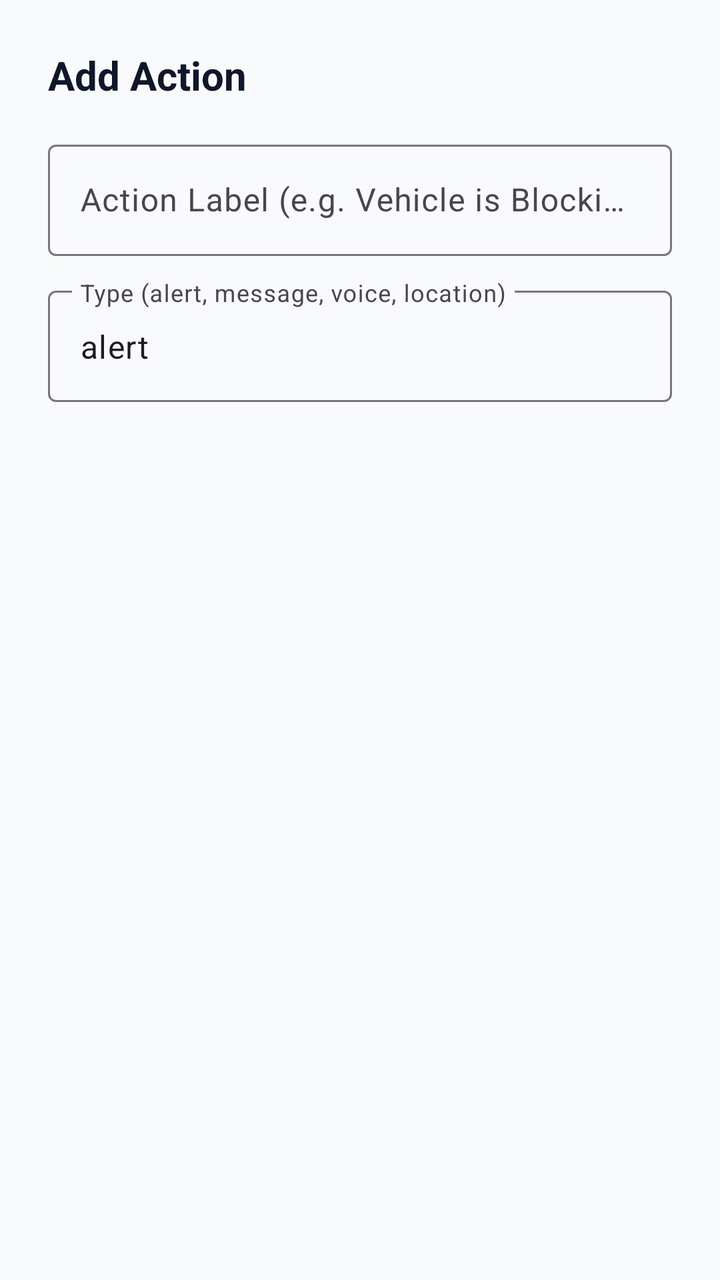
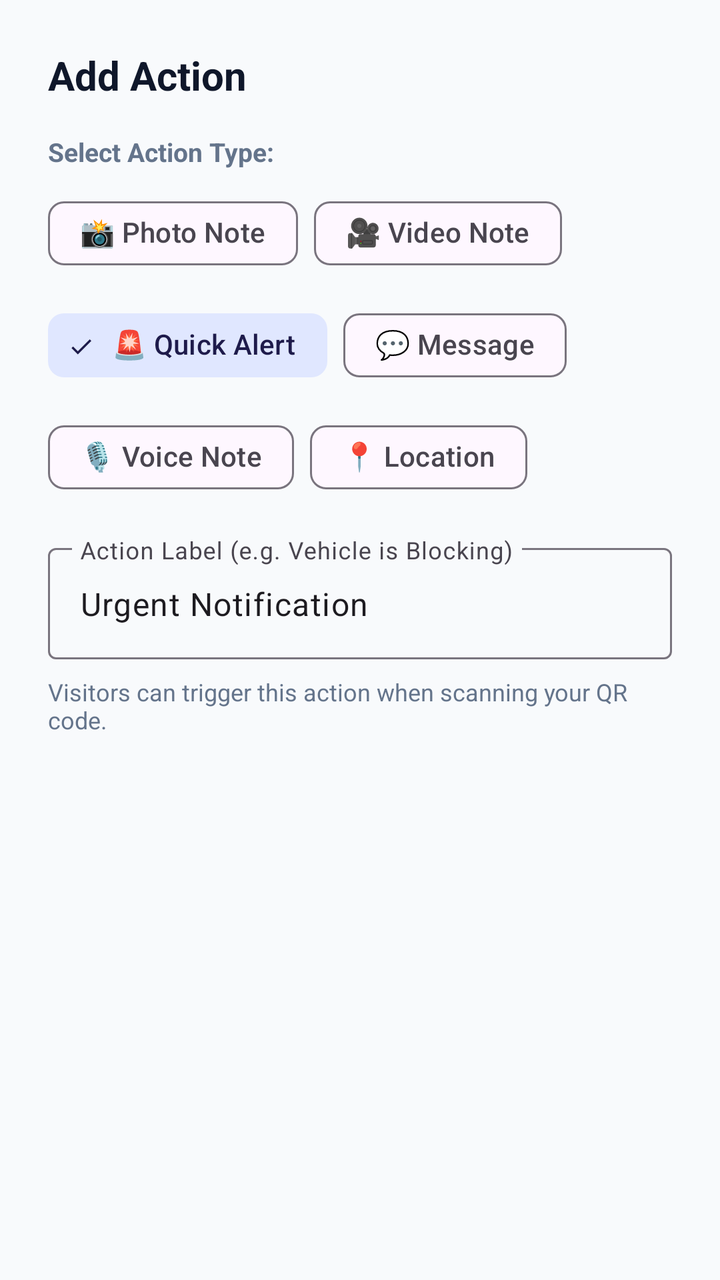

Before-and-after screenshots of an Android layout around one commit, followed by the original layout XML and the change that was made.
<!-- AndroidManifest.xml: application theme Theme.QRConnect -->
<!-- res/layout/dialog_add_action.xml -->
<?xml version="1.0" encoding="utf-8"?>
<LinearLayout xmlns:android="http://schemas.android.com/apk/res/android"
    android:layout_width="match_parent"
    android:layout_height="wrap_content"
    android:orientation="vertical"
    android:padding="24dp">

    <TextView
        android:layout_width="wrap_content"
        android:layout_height="wrap_content"
        android:layout_marginBottom="16dp"
        android:text="@string/add_action"
        android:textColor="@color/on_surface"
        android:textSize="20sp"
        android:textStyle="bold" />

    <com.google.android.material.textfield.TextInputLayout
        style="@style/Widget.Material3.TextInputLayout.OutlinedBox"
        android:layout_width="match_parent"
        android:layout_height="wrap_content"
        android:layout_marginBottom="12dp"
        android:hint="@string/action_label_hint">

        <com.google.android.material.textfield.TextInputEditText
            android:id="@+id/etActionLabel"
            android:layout_width="match_parent"
            android:layout_height="wrap_content"
            android:inputType="textCapSentences" />
    </com.google.android.material.textfield.TextInputLayout>

    <com.google.android.material.textfield.TextInputLayout
        style="@style/Widget.Material3.TextInputLayout.OutlinedBox"
        android:layout_width="match_parent"
        android:layout_height="wrap_content"
        android:hint="@string/action_type_hint">

        <com.google.android.material.textfield.TextInputEditText
            android:id="@+id/etActionType"
            android:layout_width="match_parent"
            android:layout_height="wrap_content"
            android:inputType="text"
            android:text="alert" />
    </com.google.android.material.textfield.TextInputLayout>
</LinearLayout>
<!-- resources referenced by this layout -->
<resources>
  <color name="on_surface">#0F172A</color>
  <string name="action_label_hint">Action Label (e.g. Vehicle is Blocking)</string>
  <string name="action_type_hint">Type (alert, message, voice, location)</string>
  <string name="add_action">Add Action</string>
  <style name="Theme.QRConnect" parent="Theme.Material3.DayNight.NoActionBar">
          <item name="colorPrimary">@color/primary</item>
          <item name="colorPrimaryDark">@color/primary_dark</item>
          <item name="colorSecondary">@color/secondary</item>
          <item name="colorSecondaryContainer">@color/secondary_container</item>
          <item name="colorOnSecondaryContainer">@color/on_secondary_container</item>
          
          <item name="android:statusBarColor">@color/surface</item>
          <item name="android:windowLightStatusBar">true</item>
          <item name="android:colorBackground">@color/background</item>
          <item name="android:fitsSystemWindows">true</item>
  
          
          <item name="bottomNavigationStyle">@style/Widget.App.BottomNavigationView</item>
      </style>
  <color name="primary">#4F46E5</color>
  <color name="primary_dark">#4338CA</color>
  <color name="secondary">#6366F1</color>
  <color name="secondary_container">#E0E7FF</color>
  <color name="on_secondary_container">#1E1B4B</color>
  <color name="surface">#FFFFFF</color>
  <color name="background">#F8FAFC</color>
  <style name="Widget.App.BottomNavigationView" parent="Widget.Material3.BottomNavigationView">
          <item name="backgroundTint">@color/surface</item>
          <item name="itemIconTint">@color/selector_nav_icon</item>
          <item name="itemTextColor">@color/selector_nav_icon</item>
          <item name="itemActiveIndicatorStyle">@style/Widget.App.NavIndicator</item>
          <item name="elevation">8dp</item>
      </style>
  <style name="Widget.App.NavIndicator" parent="Widget.Material3.BottomNavigationView.ActiveIndicator">
          <item name="android:color">@color/primary_container</item>
      </style>
  <color name="primary_container">#EEF2FF</color>
</resources>

<!-- the commit's change to res/layout/dialog_add_action.xml (unified diff, before → after) -->
@@ -1,5 +1,6 @@
 <?xml version="1.0" encoding="utf-8"?>
 <LinearLayout xmlns:android="http://schemas.android.com/apk/res/android"
+    xmlns:app="http://schemas.android.com/apk/res-auto"
     android:layout_width="match_parent"
     android:layout_height="wrap_content"
     android:orientation="vertical"
@@ -14,31 +15,87 @@
         android:textSize="20sp"
         android:textStyle="bold" />
 
+    <TextView
+        android:layout_width="wrap_content"
+        android:layout_height="wrap_content"
+        android:layout_marginBottom="8dp"
+        android:text="Select Action Type:"
+        android:textColor="@color/on_surface_variant"
+        android:textSize="13sp"
+        android:textStyle="bold" />
+
+    <com.google.android.material.chip.ChipGroup
+        android:id="@+id/chipGroupActionType"
+        android:layout_width="match_parent"
+        android:layout_height="wrap_content"
+        android:layout_marginBottom="16dp"
+        app:selectionRequired="true"
+        app:singleSelection="true">
+
+        <com.google.android.material.chip.Chip
+            android:id="@+id/chipPhoto"
+            style="@style/Widget.Material3.Chip.Filter"
+            android:layout_width="wrap_content"
+            android:layout_height="wrap_content"
+            android:text="📸 Photo Note" />
+
+        <com.google.android.material.chip.Chip
+            android:id="@+id/chipVideo"
+            style="@style/Widget.Material3.Chip.Filter"
+            android:layout_width="wrap_content"
+            android:layout_height="wrap_content"
+            android:text="🎥 Video Note" />
+
+        <com.google.android.material.chip.Chip
+            android:id="@+id/chipAlert"
+            style="@style/Widget.Material3.Chip.Filter"
+            android:layout_width="wrap_content"
+            android:layout_height="wrap_content"
+            android:checked="true"
+            android:text="🚨 Quick Alert" />
+
+        <com.google.android.material.chip.Chip
+            android:id="@+id/chipMessage"
+            style="@style/Widget.Material3.Chip.Filter"
+            android:layout_width="wrap_content"
+            android:layout_height="wrap_content"
+            android:text="💬 Message" />
+
+        <com.google.android.material.chip.Chip
+            android:id="@+id/chipVoice"
+            style="@style/Widget.Material3.Chip.Filter"
+            android:layout_width="wrap_content"
+            android:layout_height="wrap_content"
+            android:text="🎙️ Voice Note" />
+
+        <com.google.android.material.chip.Chip
+            android:id="@+id/chipLocation"
+            style="@style/Widget.Material3.Chip.Filter"
+            android:layout_width="wrap_content"
+            android:layout_height="wrap_content"
+            android:text="📍 Location" />
+    </com.google.android.material.chip.ChipGroup>
+
     <com.google.android.material.textfield.TextInputLayout
         style="@style/Widget.Material3.TextInputLayout.OutlinedBox"
         android:layout_width="match_parent"
         android:layout_height="wrap_content"
-        android:layout_marginBottom="12dp"
+        android:layout_marginBottom="8dp"
         android:hint="@string/action_label_hint">
 
         <com.google.android.material.textfield.TextInputEditText
             android:id="@+id/etActionLabel"
             android:layout_width="match_parent"
             android:layout_height="wrap_content"
-            android:inputType="textCapSentences" />
+            android:inputType="textCapSentences"
+            android:text="Urgent Notification" />
     </com.google.android.material.textfield.TextInputLayout>
 
-    <com.google.android.material.textfield.TextInputLayout
-        style="@style/Widget.Material3.TextInputLayout.OutlinedBox"
-        android:layout_width="match_parent"
+    <TextView
+        android:id="@+id/tvActionHint"
+        android:layout_width="wrap_content"
         android:layout_height="wrap_content"
-        android:hint="@string/action_type_hint">
-
-        <com.google.android.material.textfield.TextInputEditText
-            android:id="@+id/etActionType"
-            android:layout_width="match_parent"
-            android:layout_height="wrap_content"
-            android:inputType="text"
-            android:text="alert" />
-    </com.google.android.material.textfield.TextInputLayout>
+        android:text="Visitors can trigger this action when scanning your QR code."
+        android:textColor="@color/on_surface_variant"
+        android:textSize="12sp" />
 </LinearLayout>
<!-- resource entries referenced after the edit -->
@@ -1,8 +1,8 @@
 <!-- resources referenced by this layout -->
 <resources>
   <color name="on_surface">#0F172A</color>
+  <color name="on_surface_variant">#64748B</color>
   <string name="action_label_hint">Action Label (e.g. Vehicle is Blocking)</string>
-  <string name="action_type_hint">Type (alert, message, voice, location)</string>
   <string name="add_action">Add Action</string>
   <style name="Theme.QRConnect" parent="Theme.Material3.DayNight.NoActionBar">
           <item name="colorPrimary">@color/primary</item>
